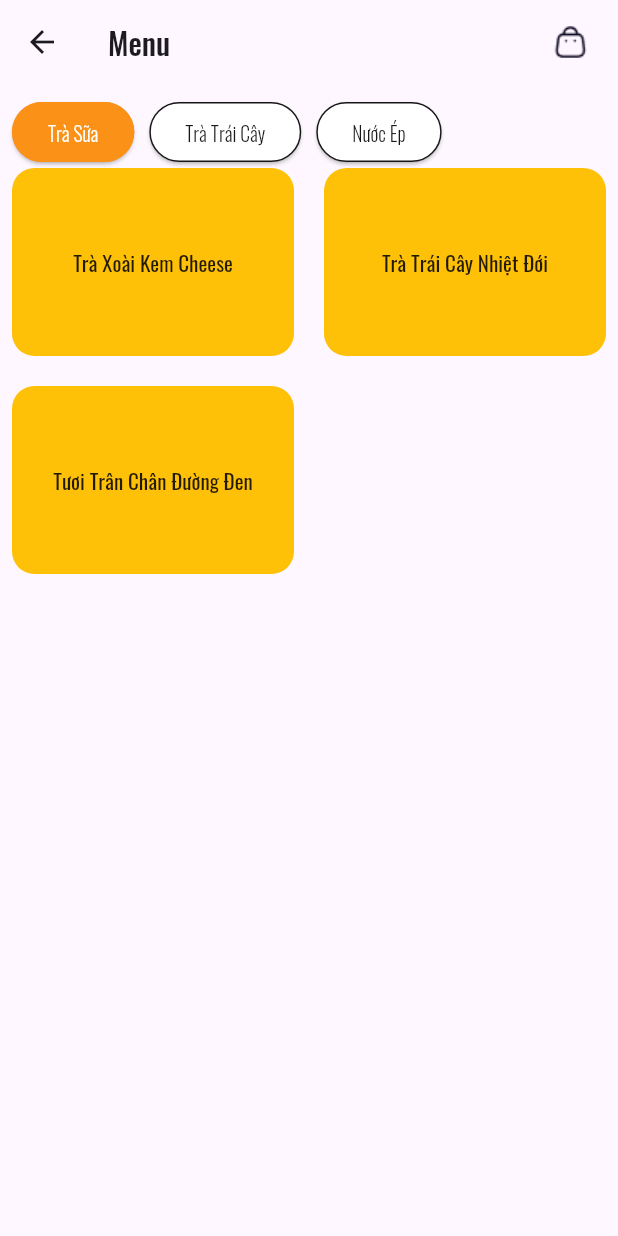
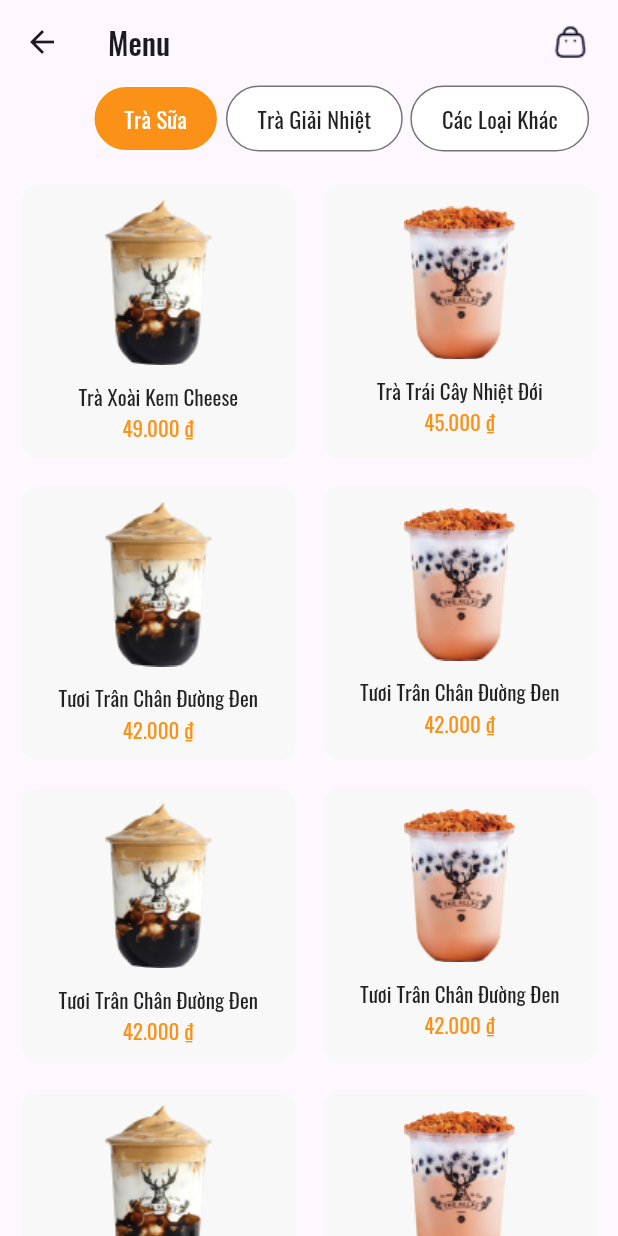
Before and after one commit to DTN94/mikltea, a Flutter app: the ProductScreen screen opened directly, on a phone screen of 412 x 824 dp. Run offline on Flutter 3.47's test engine with Material 2 defaults, Android fonts, the phone set to English and light mode, and no system bars; our stand-ins replace getwidget, google_fonts.

Commit message:
21/2/2023

```diff
--- a/lib/main.dart
+++ b/lib/main.dart
@@ -1,7 +1,5 @@
 import 'package:flutter/material.dart';
 import 'package:google_fonts/google_fonts.dart';
-import 'package:mikltea/screens/cart/screens/cart_empty_screen.dart';
-import 'package:mikltea/screens/cart/screens/cart_screen.dart';
 import 'package:mikltea/screens/index.dart';
 
 
--- a/lib/screens/cart/models/cart_models.dart
+++ b/lib/models/order_models.dart
@@ -1,4 +1,4 @@
-class Cart {
+class ListOrder {
   late String mdh;
   late String trangthai;
   late String ngay;
@@ -8,7 +8,7 @@ class Cart {
   late String sanpham;
   late num price;
 
-  Cart(
+  ListOrder(
       [String? mdh,
         String? trangthai,
         String? ngay,
--- a/lib/screens/product/screens/product_screen.dart
+++ b/lib/screens/product/screens/product_screen.dart
@@ -1,7 +1,8 @@
-// ignore_for_file: non_constant_identifier_names
-
 import 'package:flutter/material.dart';
-import 'package:mikltea/screens/cart/models/product_model.dart';
+import 'package:intl/intl.dart';
+import 'package:getwidget/getwidget.dart';
+import 'package:mikltea/screens/product/screens/product_detail_screen.dart';
+import '../../../models/product_model.dart';
 
 class ProductScreen extends StatefulWidget {
   const ProductScreen({Key? key}) : super(key: key);
@@ -10,26 +11,98 @@ class ProductScreen extends StatefulWidget {
   State<ProductScreen> createState() => _ProductScreenState();
 }
 
-class _ProductScreenState extends State<ProductScreen> {
+class _ProductScreenState extends State<ProductScreen>
+    with TickerProviderStateMixin {
+  late TabController tabController;
+  int indexTab = 0;
+  @override
+  void initState() {
+    super.initState();
+    tabController = TabController(length: 3, vsync: this);
+    tabController.addListener(_handleTabController);
+  }
+  _handleTabController(){
+    if(tabController.indexIsChanging){
+      setState(() {
+        indexTab = tabController.index;
+      });
+    }
+  }
+  @override
+  void dispose() {
+    tabController.dispose();
+    super.dispose();
+  }
+
+
   List<Product> iproduct = [
     Product(
         id: 1,
         name: "Trà Xoài Kem Cheese",
-        photo: "item1.png",
+        photo: "sp1.png",
         size: "M",
         price: 49000,
         quantity: 1),
     Product(
         id: 2,
         name: "Trà Trái Cây Nhiệt Đới",
-        photo: "item2.png",
+        photo: "sp2.png",
         size: "M",
         price: 45000,
         quantity: 1),
     Product(
         id: 3,
         name: "Tươi Trân Chân Đường Đen",
-        photo: "item3.png",
+        photo: "sp1.png",
+        size: "L",
+        price: 42000,
+        quantity: 1),
+    Product(
+        id: 4,
+        name: "Tươi Trân Chân Đường Đen",
+        photo: "sp2.png",
+        size: "L",
+        price: 42000,
+        quantity: 1),
+    Product(
+        id: 5,
+        name: "Tươi Trân Chân Đường Đen",
+        photo: "sp1.png",
+        size: "L",
+        price: 42000,
+        quantity: 1),
+    Product(
+        id: 7,
+        name: "Tươi Trân Chân Đường Đen",
+        photo: "sp2.png",
+        size: "L",
+        price: 42000,
+        quantity: 1),
+    Product(
+        id: 8,
+        name: "Tươi Trân Chân Đường Đen",
+        photo: "sp1.png",
+        size: "L",
+        price: 42000,
+        quantity: 1),
+    Product(
+        id: 9,
+        name: "Tươi Trân Chân Đường Đen",
+        photo: "sp2.png",
+        size: "L",
+        price: 42000,
+        quantity: 1),
+    Product(
+        id: 10,
+        name: "Tươi Trân Chân Đường Đen",
+        photo: "sp1.png",
+        size: "L",
+        price: 42000,
+        quantity: 1),
+    Product(
+        id: 11,
+        name: "Tươi Trân Chân Đường Đen",
+        photo: "sp2.png",
         size: "L",
         price: 42000,
         quantity: 1),
@@ -39,7 +112,7 @@ class _ProductScreenState extends State<ProductScreen> {
   Widget build(BuildContext context) {
     return Scaffold(
       appBar: AppBar(
-        title: Text("Menu"),
+        title: const Text("Menu"),
         actions: <Widget>[
           TextButton(
               onPressed: () {},
@@ -48,128 +121,142 @@ class _ProductScreenState extends State<ProductScreen> {
         ],
       ),
       body: Padding(
-        padding: const EdgeInsets.all(8.0),
+        padding: const EdgeInsets.only(top: 0, bottom: 0, left: 10, right: 10),
+        child: Container(
           child: Column(
-          children: [
-            Row(
             mainAxisAlignment: MainAxisAlignment.start,
             crossAxisAlignment: CrossAxisAlignment.start,
             children: [
-                Container(
-                  margin: const EdgeInsets.only(right: 10),
-                  child: ElevatedButton(
-                    style: ButtonStyle(
-                        foregroundColor:
-                        getColor(Colors.white, Color(0xff171717)),
-                        backgroundColor:
-                        getColor(Color(0xffFB9116), Colors.white),
-                        side: getBorder(Color(0xffFB9116), Color(0xff171717))),
-                    onPressed: () {},
-                    child: const Text(
-                      'Trà Sữa',
-                      style: TextStyle(
-                        fontSize: 13,
-                        fontWeight: FontWeight.w300,
+              TabBar(
+                overlayColor: MaterialStateProperty.all<Color>(Colors.transparent),
+                isScrollable: true,
+                dividerColor: Colors.transparent,
+                controller: tabController,
+                indicatorColor: Colors.transparent,
+                labelPadding: EdgeInsets.only(top: 0,left: 0,right: 5,bottom: 0),
+                tabs: [
+                  Tab(
+                      child: Container(
+                        padding: const EdgeInsets.symmetric(vertical: 10, horizontal: 20),
+                        decoration: BoxDecoration(
+                          border: indexTab == 0? Border.all(color: Colors.white):Border.all(color: const Color(0xff757575), width: 1),
+                          borderRadius: BorderRadius.circular(50),
+                          color: indexTab == 0 ? const Color(0xffFB9116) : Colors.white,
                         ),
+                        child: Text('Trà Sữa',
+                          style: TextStyle(fontSize: 15,fontFamily: 'Oswald',fontWeight: FontWeight.w400, color: indexTab == 0? Colors.white:Color(0xff222222)),
                         ),
+                      )
                   ),
+                  Tab(
+                      child: Container(
+                        padding: const EdgeInsets.symmetric(vertical: 10, horizontal: 20),
+                        decoration: BoxDecoration(
+                          border: indexTab == 1? Border.all(color: Colors.white):Border.all(color: const Color(0xff757575), width: 1),
+                          borderRadius: BorderRadius.circular(50),
+                          color: indexTab == 1 ? const Color(0xffFB9116) : Colors.white,
                         ),
-                Container(
-                  margin: const EdgeInsets.only(right: 10),
-                  child: ElevatedButton(
-                    style: ButtonStyle(
-                        foregroundColor:
-                        getColor(Color(0xff171717), Colors.white),
-                        backgroundColor:
-                        getColor(Colors.white, Color(0xffFB9116)),
-                        side: getBorder(Color(0xff171717), Color(0xffFB9116))),
-                    onPressed: () {},
-                    child: const Text(
-                      'Trà Trái Cây',
-                      style: TextStyle(
-                        fontSize: 13,
-                        fontWeight: FontWeight.w300,
+                        child: Text('Trà Giải Nhiệt',
+                          style: TextStyle(fontSize: 15,fontFamily: 'Oswald',fontWeight: FontWeight.w400, color: indexTab == 1? Colors.white:Color(0xff222222)),
                         ),
+                      )
                   ),
+                  Tab(
+                      child: Container(
+                        padding: const EdgeInsets.symmetric(vertical: 10, horizontal: 20),
+                        decoration: BoxDecoration(
+                          border: indexTab == 2? Border.all(color: Colors.white):Border.all(color: const Color(0xff757575), width: 1),
+                          borderRadius: BorderRadius.circular(50),
+                          color: indexTab == 2 ? const Color(0xffFB9116) : Colors.white,
                         ),
+                        child: Text('Các Loại Khác',
+                          style: TextStyle(fontSize: 15,fontFamily: 'Oswald',fontWeight: FontWeight.w400, color: indexTab == 2? Colors.white:Color(0xff222222)),
                         ),
-                Container(
-                  margin: const EdgeInsets.only(right: 10),
-                  child: ElevatedButton(
-                    style: ButtonStyle(
-                        foregroundColor:
-                        getColor(Color(0xff171717), Colors.white),
-                        backgroundColor:
-                        getColor(Colors.white, Color(0xffFB9116)),
-                        side: getBorder(Color(0xff171717), Color(0xffFB9116))),
-                    onPressed: () {},
-                    child: const Text(
-                      'Nước Ép',
-                      style: TextStyle(
-                        fontSize: 13,
-                        fontWeight: FontWeight.w300,
+                      )
                   ),
+                ],
               ),
+              const SizedBox(height: 15),
+              Expanded(
+                child: TabBarView(
+                  controller: tabController,
+                  children: [
+                    GridProduct(item: iproduct),
+                    GridProduct(item: iproduct),
+                    GridProduct(item: iproduct),
+                  ],
                 ),
               ),
             ],
           ),
-            GridProduct(item: iproduct),
-          ],
         ),
       ),
     );
   }
 }
-
 class GridProduct extends StatelessWidget {
-
   final List<Product> item;
 
   const GridProduct({super.key, required this.item});
 
   @override
   Widget build(BuildContext context) {
-    return GridView.builder(
-        shrinkWrap: true,
-        physics: const NeverScrollableScrollPhysics(),
+    return GestureDetector(
+      onTap: () {
+        Navigator.push(
+            context, MaterialPageRoute(builder: (context) => ProductDetail()));
+      },
+      child: GridView.builder(
           gridDelegate: const SliverGridDelegateWithMaxCrossAxisExtent(
               maxCrossAxisExtent: 200,
-            childAspectRatio: 3 / 2,
-            crossAxisSpacing: 20,
-            mainAxisSpacing: 20),
+              childAspectRatio: 1,
+              crossAxisSpacing: 10,
+              mainAxisSpacing: 10),
           itemCount: item.length,
           itemBuilder: (BuildContext ctx, index) {
             return Container(
                 alignment: Alignment.center,
                 decoration: BoxDecoration(
-                color: Colors.amber,
-                borderRadius: BorderRadius.circular(15)),
-            child: Text(item[index].name),
-          );
-        }
+                  borderRadius: BorderRadius.circular(15),
+                ),
+                child: Card(
+                  color: const Color(0xfff8f8f8),
+                  elevation: 0,
+                  child: Column(
+                    crossAxisAlignment: CrossAxisAlignment.center,
+                    mainAxisAlignment: MainAxisAlignment.center,
+                    children: [
+                      Align(
+                        child: Image.asset(
+                          "assets/images/${item[index].photo}",
+                          fit: BoxFit.contain,
+                        ),
+                      ),
+                      Container(
+                        margin: const EdgeInsets.only(top: 10),
+                        child: Text(
+                          item[index].name,
+                          style: const TextStyle(
+                              fontFamily: 'Oswald',
+                              fontSize: 14,
+                              fontWeight: FontWeight.w400,
+                              color: Color(0xff222222)),
+                        ),
+                      ),
+                      Text(
+                        NumberFormat.simpleCurrency(
+                                locale: 'vi-VN', decimalDigits: 0)
+                            .format(item[index].price),
+                        style: const TextStyle(
+                            fontSize: 14,
+                            fontFamily: 'Oswald',
+                            color: Color(0xffFB9116),
+                            fontWeight: FontWeight.w400),
+                      ),
+                    ],
+                  ),
+                ));
+          }),
     );
   }
 }
-
-MaterialStateProperty<Color> getColor(Color color, Color colorPressed) {
-  getColor(Set<MaterialState> state) {
-    if (state.contains(MaterialState.pressed)) {
-      return colorPressed;
-    } else {
-      return color;
-    }
-  }
-  return MaterialStateProperty.resolveWith((getColor));
-}
-
-MaterialStateProperty<BorderSide> getBorder(Color color, Color colorPressed) {
-  getBorder(Set<MaterialState> state) {
-    if (state.contains(MaterialState.pressed)) {
-      return BorderSide(color: colorPressed, width: 1);
-    } else {
-      return BorderSide(color: color, width: 1);
-    }
-  }
-  return MaterialStateProperty.resolveWith((getBorder));
-}
```
Also changed, not shown: lib/screens/index.dart (+5 -6 lines), lib/screens/order/screens/order_detail_screen.dart (renamed from lib/screens/cart/screens/cart_order_detail_screen.dart, +7 -8 lines), lib/screens/order/screens/order_empty_screen.dart (renamed from lib/screens/cart/screens/cart_empty_screen.dart, +6 -8 lines), lib/screens/order/screens/order_history_screen.dart (renamed from lib/screens/cart/screens/cart_history_screen.dart, +12 -12 lines), lib/screens/order/screens/order_screen.dart (renamed from lib/screens/cart/screens/cart_screen.dart, +12 -12 lines), lib/screens/order/widgets/order_widgets.dart (renamed from lib/screens/cart/widgets/cart_widgets.dart, +8 -7 lines), lib/screens/product/screens/product_detail_screen.dart (added, +336 -0 lines), assets/images/images_detail.png (added), assets/images/slide1.jpg (added), assets/images/slide2.jpg (added), assets/images/slide3.jpg (added), assets/images/sp1.png (added), assets/images/sp2.png (added), lib/models/product_model.dart (renamed from lib/screens/cart/models/product_model.dart). Lines whose indentation alone changed are shown as unchanged.
